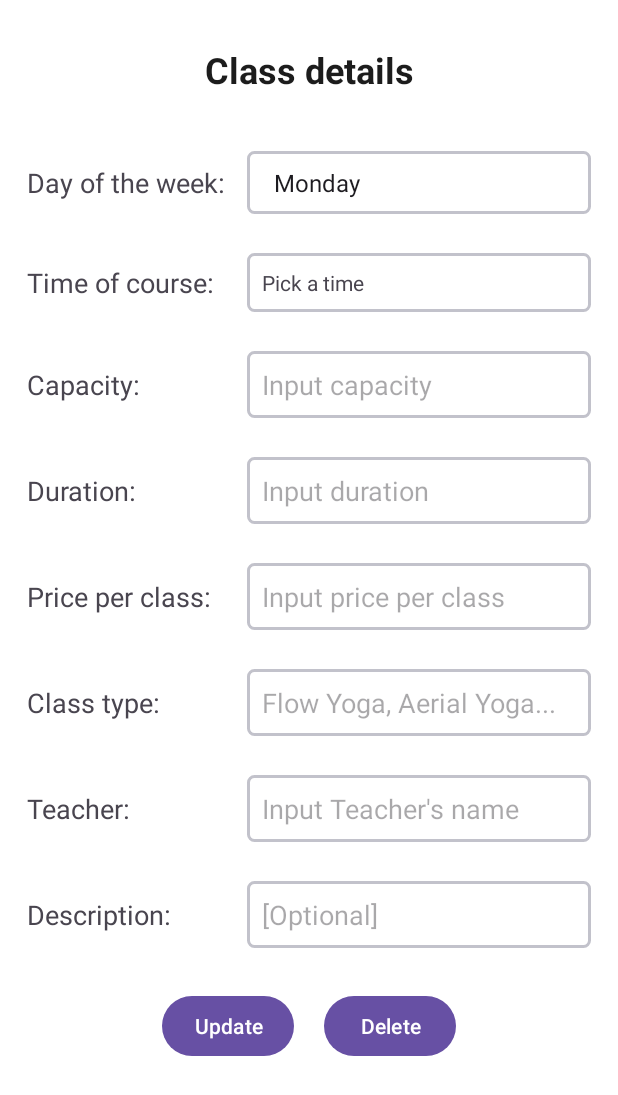
After one commit to LamT0305/yoga, an Android app: the EditClass screen opened directly, with no data from a screen before it, on a phone screen of 412 x 824 dp. The commit adds this screen. Shown: the top 1095 px of the screen. Run offline under Robolectric (Android 15) with nearby library versions, the phone set to English and light mode, and no system bars.

Commit message:
Update and delete function for classes

```diff
--- a/app/src/main/AndroidManifest.xml
+++ b/app/src/main/AndroidManifest.xml
@@ -12,6 +12,12 @@
         android:supportsRtl="true"
         android:theme="@style/Theme.Yoga"
         tools:targetApi="31">
+        <activity
+            android:name=".recycler"
+            android:exported="false" />
+        <activity
+            android:name=".EditClass"
+            android:exported="false" />
         <activity
             android:name=".AddClass"
             android:exported="false" />
--- a/app/src/main/java/com/example/yoga/AddClass.java
+++ b/app/src/main/java/com/example/yoga/AddClass.java
@@ -74,9 +74,11 @@ public class AddClass extends AppCompatActivity {
             String teacher = teacherName.getText().toString();
             String _description = description.getText().toString();
             boolean checkAddClass = DB.addClass(selectedDay, timeOfCourse, _capacity, _duration, _price, _classType, teacher, _description);
-            if (checkAddClass){
+            if (checkAddClass) {
+                setResult(RESULT_OK);  // Indicate success to trigger refresh in YogaClass
+                finish();  // Close AddClass activity
                 Toast.makeText(this, "Added class successfully!", Toast.LENGTH_SHORT).show();
-            }else {
+            } else {
                 Toast.makeText(this, "Failed to add class!", Toast.LENGTH_SHORT).show();
             }
         });
--- a/app/src/main/java/com/example/yoga/DatabaseHelper.java
+++ b/app/src/main/java/com/example/yoga/DatabaseHelper.java
@@ -107,7 +107,7 @@ public class DatabaseHelper extends SQLiteOpenHelper {
         values.put(COLUMN_DESCRIPTION, description);
 
         // Update the row where class_id matches the given ID
-        int rowsUpdated = db.update(TABLE_CLASSES, values, COLUMN_CLASS_ID + " = ?", new String[]{String.valueOf(ID)});
+        int rowsUpdated = db.update(TABLE_CLASSES, values,  " class_id = ?", new String[]{String.valueOf(ID)});
         db.close();
 
         // If at least one row was updated, return true; otherwise, return false
--- /dev/null
+++ b/app/src/main/java/com/example/yoga/EditClass.java
@@ -0,0 +1,192 @@
+package com.example.yoga;
+
+import android.app.TimePickerDialog;
+import android.os.Bundle;
+import android.view.View;
+import android.widget.AdapterView;
+import android.widget.ArrayAdapter;
+import android.widget.Button;
+import android.widget.EditText;
+import android.widget.Spinner;
+import android.widget.TextView;
+import android.widget.TimePicker;
+import android.widget.Toast;
+
+import androidx.activity.EdgeToEdge;
+import androidx.appcompat.app.AppCompatActivity;
+import androidx.core.graphics.Insets;
+import androidx.core.view.ViewCompat;
+import androidx.core.view.WindowInsetsCompat;
+
+import java.util.Calendar;
+
+public class EditClass extends AppCompatActivity {
+    String id;
+    Spinner dayOfWeek;
+    EditText description, classType, price, duration, capacity, teacherName;
+    TextView timeCourse;
+    DatabaseHelper DB;
+    Button updateBtn, deleteBtn;
+    @Override
+    protected void onCreate(Bundle savedInstanceState) {
+        super.onCreate(savedInstanceState);
+        EdgeToEdge.enable(this);
+        setContentView(R.layout.activity_edit_class);
+        ViewCompat.setOnApplyWindowInsetsListener(findViewById(R.id.main), (v, insets) -> {
+            Insets systemBars = insets.getInsets(WindowInsetsCompat.Type.systemBars());
+            v.setPadding(systemBars.left, systemBars.top, systemBars.right, systemBars.bottom);
+            return insets;
+        });
+
+        dayOfWeek = findViewById(R.id.inputDay);
+        description = findViewById(R.id.inputDescription);
+        classType = findViewById(R.id.inputType);
+        price = findViewById(R.id.inputPrice);
+        duration = findViewById(R.id.inputDuration);
+        capacity = findViewById(R.id.inputCapacity);
+        teacherName = findViewById(R.id.inputTeacher);
+        timeCourse = findViewById(R.id.inputTime);
+        updateBtn = findViewById(R.id.updateBtn);
+        deleteBtn = findViewById(R.id.deleteBtn);
+
+        DB = new DatabaseHelper(EditClass.this);
+
+        showDropdownList(dayOfWeek);
+        timeCourse.setOnClickListener(v -> showTimePickerDialog(timeCourse));
+        getAndSetIntentData();
+
+
+        updateBtn.setOnClickListener(new View.OnClickListener() {
+            @Override
+            public void onClick(View view) {
+                String selectedDay = dayOfWeek.getSelectedItem().toString();
+                String timeOfCourse = timeCourse.getText().toString();
+                int _capacity = Integer.parseInt(capacity.getText().toString());
+                int _duration = Integer.parseInt(duration.getText().toString());
+                double _price = Double.parseDouble(price.getText().toString());
+                String _classType = classType.getText().toString();
+                String teacher = teacherName.getText().toString();
+                String _description = description.getText().toString();
+
+                boolean checkUpdateClass = DB.updateClass(Integer.parseInt(id), selectedDay, timeOfCourse, _capacity, _duration, _price, _classType, teacher, _description);
+                if (checkUpdateClass){
+                    Toast.makeText(EditClass.this, "Updated successfully!", Toast.LENGTH_SHORT).show();
+                }else {
+                    Toast.makeText(EditClass.this, "Failed to update! "+id, Toast.LENGTH_SHORT).show();
+                }
+            }
+        });
+
+        deleteBtn.setOnClickListener(new View.OnClickListener() {
+            @Override
+            public void onClick(View view) {
+                int position = Integer.parseInt(id);
+                boolean checkDeleteData = DB.deleteClass( position);
+                if (checkDeleteData){
+                    Toast.makeText(EditClass.this, "Deleted successfully", Toast.LENGTH_SHORT).show();
+                    finish();
+                }else{
+                    Toast.makeText(EditClass.this, "Failed to delete", Toast.LENGTH_SHORT).show();
+                }
+            }
+        });
+    }
+
+
+    private void showTimePickerDialog(TextView timeEditText) {
+        // Get the current time
+        Calendar calendar = Calendar.getInstance();
+        int hour = calendar.get(Calendar.HOUR_OF_DAY);
+        int minute = calendar.get(Calendar.MINUTE);
+
+        // Initialize the TimePickerDialog
+        TimePickerDialog timePickerDialog = new TimePickerDialog(this,
+                (TimePicker view, int selectedHour, int selectedMinute) -> {
+                    // Format the selected time and set it to EditText
+                    String time = String.format("%02d:%02d", selectedHour, selectedMinute);
+
+                    timeEditText.setText(time);
+                }, hour, minute, true); // Set true for 24-hour format, false for AM/PM format
+
+        // Show the TimePickerDialog
+        timePickerDialog.show();
+    }
+
+    private void getAndSetIntentData(){
+        if (getIntent().hasExtra("dayOfWeek") &&
+                getIntent().hasExtra("timeCourse") &&
+                getIntent().hasExtra("capacity") &&
+                getIntent().hasExtra("duration") &&
+                getIntent().hasExtra("price") &&
+                getIntent().hasExtra("classType") &&
+                getIntent().hasExtra("teacher") &&
+                getIntent().hasExtra("description") &&
+                getIntent().hasExtra("position"))
+        {
+            String _selectedDay = getIntent().getStringExtra("dayOfWeek");
+            String _timeCourse = getIntent().getStringExtra("timeCourse");
+            String _capacity = getIntent().getStringExtra("capacity");
+            String _duration = getIntent().getStringExtra("duration");
+            String _price = getIntent().getStringExtra("price");
+            String _classType = getIntent().getStringExtra("classType");
+            String _teacher = getIntent().getStringExtra("teacher");
+            String _description = getIntent().getStringExtra("description");
+
+            setSelectedDay(dayOfWeek, _selectedDay);
+            timeCourse.setText(_timeCourse);
+            capacity.setText(_capacity);
+            duration.setText(_duration);
+            price.setText(_price);
+            classType.setText(_classType);
+            teacherName.setText(_teacher);
+            description.setText(_description);
+            id = getIntent().getStringExtra("position");
+        }else {
+            Toast.makeText(this, "Data error!", Toast.LENGTH_SHORT).show();
+        }
+    }
+
+
+    private void showDropdownList(Spinner spinner){
+        // Create an ArrayAdapter using the string array and a default spinner layout
+        ArrayAdapter<CharSequence> adapter = ArrayAdapter.createFromResource(this,
+                R.array.days_of_week, android.R.layout.simple_spinner_item);
+
+        // Specify the layout to use when the list of choices appears
+        adapter.setDropDownViewResource(android.R.layout.simple_spinner_dropdown_item);
+
+        // Apply the adapter to the spinner
+        spinner.setAdapter(adapter);
+
+        // Set a listener to handle selections
+        spinner.setOnItemSelectedListener(new AdapterView.OnItemSelectedListener() {
+            @Override
+            public void onItemSelected(AdapterView<?> parent, View view, int position, long id) {
+                // Get the selected item
+                parent.getItemAtPosition(position);
+            }
+
+
+
+            @Override
+            public void onNothingSelected(AdapterView<?> parent) {
+                // Do nothing if nothing is selected
+            }
+        });
+    }
+
+    private void setSelectedDay(Spinner spinner, String value){
+        ArrayAdapter<CharSequence> adapter = ArrayAdapter.createFromResource(this,
+                R.array.days_of_week, android.R.layout.simple_spinner_item);
+        adapter.setDropDownViewResource(android.R.layout.simple_spinner_dropdown_item);
+
+        spinner.setAdapter(adapter);
+
+        int position = adapter.getPosition(value);
+        if (position >= 0) {
+            spinner.setSelection(position);
+        }
+    }
+
+
+}
--- a/app/src/main/java/com/example/yoga/Login.java
+++ b/app/src/main/java/com/example/yoga/Login.java
@@ -37,7 +37,6 @@ public class Login extends AppCompatActivity {
             public void onClick(View view) {
                 Intent intent = new Intent(Login.this, YogaClass.class);
                 startActivity(intent);
-                finish();
 //                Toast.makeText(Login.this, "Login successfully!", Toast.LENGTH_SHORT).show();
             }
         });
--- /dev/null
+++ b/app/src/main/res/layout/activity_edit_class.xml
@@ -0,0 +1,290 @@
+<?xml version="1.0" encoding="utf-8"?>
+<RelativeLayout xmlns:android="http://schemas.android.com/apk/res/android"
+    xmlns:app="http://schemas.android.com/apk/res-auto"
+    xmlns:tools="http://schemas.android.com/tools"
+    android:id="@+id/main"
+    android:layout_width="match_parent"
+    android:layout_height="match_parent"
+    tools:context=".EditClass"
+    android:background="@color/white"
+    >
+
+    <TextView
+        android:id="@+id/tview"
+        android:layout_width="match_parent"
+        android:layout_height="wrap_content"
+        android:text="Class details"
+        android:textAlignment="center"
+        android:textSize="24dp"
+        android:textStyle="bold"
+        android:textColor="@color/black"
+        android:layout_marginTop="30dp"
+        />
+    <LinearLayout
+        android:id="@+id/dayOfWeek"
+        android:layout_width="match_parent"
+        android:layout_height="wrap_content"
+        android:layout_below="@+id/tview"
+        android:orientation="horizontal"
+        android:layout_marginTop="30dp"
+        android:layout_marginLeft="10dp"
+        android:layout_marginRight="10dp"
+        android:padding="8dp"
+        android:gravity="center_vertical">
+
+        <TextView
+            android:layout_width="0dp"
+            android:layout_height="wrap_content"
+            android:text="Day of the week:"
+            android:textSize="18dp"
+            android:layout_marginRight="10dp"
+            android:layout_weight="0.3"/>
+
+
+        <Spinner
+            android:id="@+id/inputDay"
+            android:layout_width="0dp"
+            android:layout_height="wrap_content"
+            android:background="@drawable/shape_drawable"
+            android:padding="10dp"
+            android:layout_weight="0.5"/>
+    </LinearLayout>
+    <LinearLayout
+        android:id="@+id/timeCourse"
+        android:layout_width="match_parent"
+        android:layout_height="wrap_content"
+        android:layout_below="@+id/dayOfWeek"
+        android:orientation="horizontal"
+        android:layout_marginTop="10dp"
+        android:layout_marginLeft="10dp"
+        android:layout_marginRight="10dp"
+        android:padding="8dp"
+        android:gravity="center_vertical">
+
+        <TextView
+            android:layout_width="0dp"
+            android:layout_height="wrap_content"
+            android:text="Time of course:"
+            android:textSize="18dp"
+            android:layout_marginRight="10dp"
+            android:layout_weight="0.3"/>
+
+        <TextView
+            android:id="@+id/inputTime"
+            android:layout_width="0dp"
+            android:layout_height="wrap_content"
+            android:text="Pick a time"
+            android:background="@drawable/shape_drawable"
+            android:padding="10dp"
+            android:layout_weight="0.5"/>
+    </LinearLayout>
+    <LinearLayout
+        android:id="@+id/capacity"
+        android:layout_width="match_parent"
+        android:layout_height="wrap_content"
+        android:layout_below="@+id/timeCourse"
+        android:orientation="horizontal"
+        android:layout_marginTop="10dp"
+        android:layout_marginLeft="10dp"
+        android:layout_marginRight="10dp"
+        android:padding="8dp"
+        android:gravity="center_vertical">
+
+        <TextView
+            android:layout_width="0dp"
+            android:layout_height="wrap_content"
+            android:text="Capacity:"
+            android:textSize="18dp"
+            android:layout_marginRight="10dp"
+            android:layout_weight="0.3"/>
+
+        <EditText
+            android:id="@+id/inputCapacity"
+            android:layout_width="0dp"
+            android:layout_height="wrap_content"
+            android:hint="Input capacity"
+            android:background="@drawable/shape_drawable"
+            android:padding="10dp"
+            android:layout_weight="0.5"
+            android:inputType="number"/>
+    </LinearLayout>
+    <LinearLayout
+        android:id="@+id/duration"
+        android:layout_width="match_parent"
+        android:layout_height="wrap_content"
+        android:layout_below="@+id/capacity"
+        android:orientation="horizontal"
+        android:layout_marginTop="10dp"
+        android:layout_marginLeft="10dp"
+        android:layout_marginRight="10dp"
+        android:padding="8dp"
+        android:gravity="center_vertical">
+
+        <TextView
+            android:layout_width="0dp"
+            android:layout_height="wrap_content"
+            android:text="Duration:"
+            android:textSize="18dp"
+            android:layout_marginRight="10dp"
+            android:layout_weight="0.3"/>
+
+        <EditText
+            android:id="@+id/inputDuration"
+            android:layout_width="0dp"
+            android:layout_height="wrap_content"
+            android:hint="Input duration"
+            android:background="@drawable/shape_drawable"
+            android:padding="10dp"
+            android:layout_weight="0.5"
+            android:inputType="number"/>
+    </LinearLayout>
+    <LinearLayout
+        android:id="@+id/price"
+        android:layout_width="match_parent"
+        android:layout_height="wrap_content"
+        android:layout_below="@+id/duration"
+        android:orientation="horizontal"
+        android:layout_marginTop="10dp"
+        android:layout_marginLeft="10dp"
+        android:layout_marginRight="10dp"
+        android:padding="8dp"
+        android:gravity="center_vertical">
+
+        <TextView
+            android:layout_width="0dp"
+            android:layout_height="wrap_content"
+            android:text="Price per class:"
+            android:textSize="18dp"
+            android:layout_marginRight="10dp"
+            android:layout_weight="0.3"/>
+
+        <EditText
+            android:id="@+id/inputPrice"
+            android:layout_width="0dp"
+            android:layout_height="wrap_content"
+            android:hint="Input price per class"
+            android:background="@drawable/shape_drawable"
+            android:padding="10dp"
+            android:layout_weight="0.5"/>
+    </LinearLayout>
+    <LinearLayout
+        android:id="@+id/classType"
+        android:layout_width="match_parent"
+        android:layout_height="wrap_content"
+        android:layout_below="@+id/price"
+        android:orientation="horizontal"
+        android:layout_marginTop="10dp"
+        android:layout_marginLeft="10dp"
+        android:layout_marginRight="10dp"
+        android:padding="8dp"
+        android:gravity="center_vertical">
+
+        <TextView
+            android:layout_width="0dp"
+            android:layout_height="wrap_content"
+            android:text="Class type:"
+            android:textSize="18dp"
+            android:layout_marginRight="10dp"
+            android:layout_weight="0.3"/>
+
+        <EditText
+            android:id="@+id/inputType"
+            android:layout_width="0dp"
+            android:layout_height="wrap_content"
+            android:hint="Flow Yoga, Aerial Yoga..."
+            android:background="@drawable/shape_drawable"
+            android:padding="10dp"
+            android:layout_weight="0.5"
+            />
+    </LinearLayout>
+    <LinearLayout
+        android:id="@+id/teacher"
+        android:layout_width="match_parent"
+        android:layout_height="wrap_content"
+        android:layout_below="@+id/classType"
+        android:orientation="horizontal"
+        android:layout_marginTop="10dp"
+        android:layout_marginLeft="10dp"
+        android:layout_marginRight="10dp"
+        android:padding="8dp"
+        android:gravity="center_vertical">
+
+        <TextView
+            android:layout_width="0dp"
+            android:layout_height="wrap_content"
+            android:text="Teacher:"
+            android:textSize="18dp"
+            android:layout_marginRight="10dp"
+            android:layout_weight="0.3"/>
+
+        <EditText
+            android:id="@+id/inputTeacher"
+            android:layout_width="0dp"
+            android:layout_height="wrap_content"
+            android:hint="Input Teacher's name"
+            android:background="@drawable/shape_drawable"
+            android:padding="10dp"
+            android:layout_weight="0.5"
+            />
+    </LinearLayout>
+    <LinearLayout
+        android:id="@+id/description"
+        android:layout_width="match_parent"
+        android:layout_height="wrap_content"
+        android:layout_below="@+id/teacher"
+        android:orientation="horizontal"
+        android:layout_marginTop="10dp"
+        android:layout_marginLeft="10dp"
+        android:layout_marginRight="10dp"
+        android:padding="8dp"
+        android:gravity="center_vertical">
+
+        <TextView
+            android:layout_width="0dp"
+            android:layout_height="wrap_content"
+            android:text="Description:"
+            android:textSize="18dp"
+            android:layout_marginRight="10dp"
+            android:layout_weight="0.3"/>
+
+        <EditText
+            android:id="@+id/inputDescription"
+            android:layout_width="0dp"
+            android:layout_height="wrap_content"
+            android:hint="[Optional]"
+            android:background="@drawable/shape_drawable"
+            android:padding="10dp"
+            android:layout_weight="0.5"
+            />
+    </LinearLayout>
+
+    <LinearLayout
+        android:gravity="center"
+        android:layout_marginTop="20dp"
+        android:layout_below="@+id/description"
+        android:layout_width="match_parent"
+        android:layout_height="wrap_content"
+        android:orientation="horizontal"
+        >
+        <Button
+            android:id="@+id/updateBtn"
+            android:layout_width="wrap_content"
+            android:layout_height="wrap_content"
+            android:text="Update"
+            android:layout_marginLeft="10dp"
+            android:layout_marginRight="10dp"
+            android:paddingRight="20dp"
+            android:paddingLeft="20dp"
+            />
+        <Button
+            android:id="@+id/deleteBtn"
+            android:layout_width="wrap_content"
+            android:layout_height="wrap_content"
+            android:text="Delete"
+            android:layout_marginLeft="10dp"
+            android:layout_marginRight="10dp"
+            android:paddingRight="20dp"
+            android:paddingLeft="20dp"
+            />
+    </LinearLayout>
+</RelativeLayout>
--- a/app/src/main/res/layout/card_view.xml
+++ b/app/src/main/res/layout/card_view.xml
@@ -5,6 +5,8 @@
     xmlns:app="http://schemas.android.com/apk/res-auto"
     app:cardElevation="12dp"
     app:cardCornerRadius="16dp"
+    android:layout_margin="16dp"
+    android:backgroundTint="#efefef"
     android:id="@+id/class_card"
     >
 
@@ -13,7 +15,6 @@
         android:layout_height="wrap_content"
         android:orientation="vertical"
         android:layout_margin="16dp"
-        android:background="@drawable/shape_drawable"
         android:padding="8dp"
         >
         <LinearLayout
```
Also changed, not shown: app/src/main/java/com/example/yoga/CustomAdapter.java (+29 -3 lines), app/src/main/java/com/example/yoga/YogaClass.java (+54 -2 lines), app/src/main/java/com/example/yoga/recycler.java (added, +69 -0 lines), app/src/main/res/layout/activity_recycler.xml (added, +16 -0 lines).
